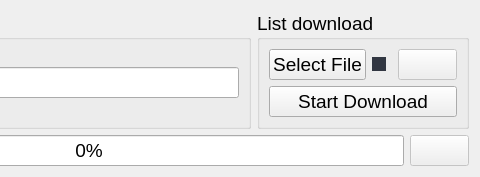
Above: View/ui/DownloadWindow.ui from BETRU21/DownloadToMp3 before the change; both pictures show x 302 to 782 and y 0 to 177 of the 782 by 177 pixel window. Below: the same form after it.
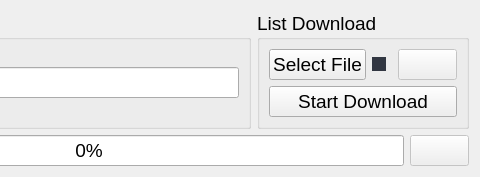
That is the form after the change.

Diff of the .ui file:
```diff
--- a/View/ui/DownloadWindow.ui
+++ b/View/ui/DownloadWindow.ui
@@ -81,7 +81,7 @@
         <string notr="true"/>
        </property>
        <property name="title">
-        <string>List download</string>
+        <string>List Download</string>
        </property>
        <layout class="QVBoxLayout" name="verticalLayout_3">
         <item>
```
